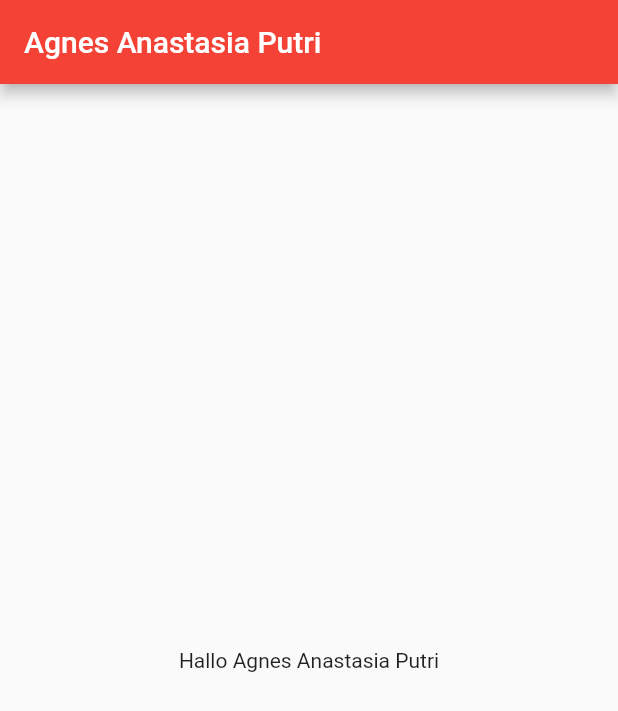
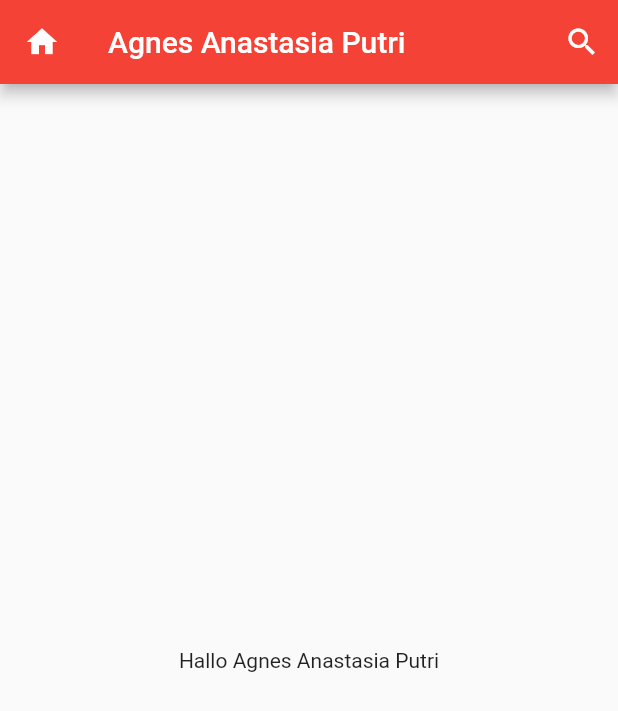
Before and after one commit to Mobile-Programming-MDP/materi-latihan-flutter-agnesanastasiaputri, a Flutter app: the screen it shows after launch, on a phone screen of 412 x 824 dp. Shown: the top 711 px of the screen. Run offline on Flutter 3.47's test engine with Material 2 defaults, Android fonts, the phone set to English and light mode, and no system bars.

Commit message:
Menambahkan icon di appbar

```diff
--- a/hallo_widget/lib/main.dart
+++ b/hallo_widget/lib/main.dart
@@ -33,6 +33,22 @@ class FirstScreen extends StatelessWidget {
     return Scaffold(
       appBar: AppBar(
         title: const Text("Agnes Anastasia Putri"),
+        actions: <Widget>[IconButton(
+          //icon di kanan appbar
+          onPressed: (){},
+          icon: const Icon(
+            Icons.search,
+            color: Colors.white,
+          )
+        )],
+        leading: IconButton(
+          //icon di kiri appbar
+          onPressed: (){},
+          icon: const Icon(
+            Icons.home,
+            color: Colors.white,
+          )
+        )
       ),
       body: const Center(
         child: Text("Hallo Agnes Anastasia Putri"),
```
